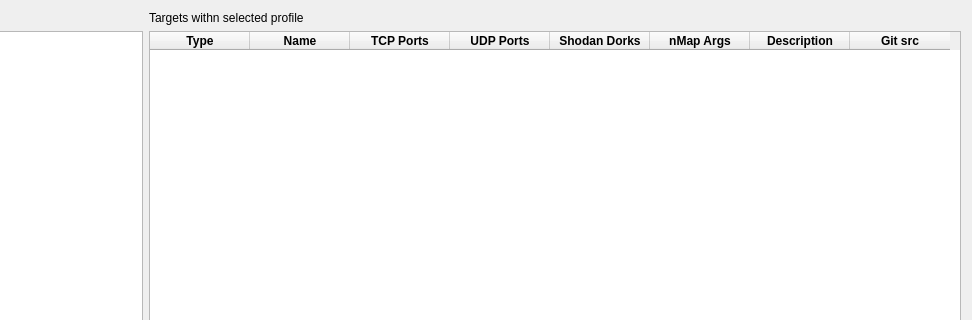
Above: ui/Network/PortsScanProfiles.ui from caffedrine/CryptoPocketKnife before the change; both pictures show x 116 to 1088 and y 0 to 320 of the 1088 by 559 pixel window. Below: the same form after it.
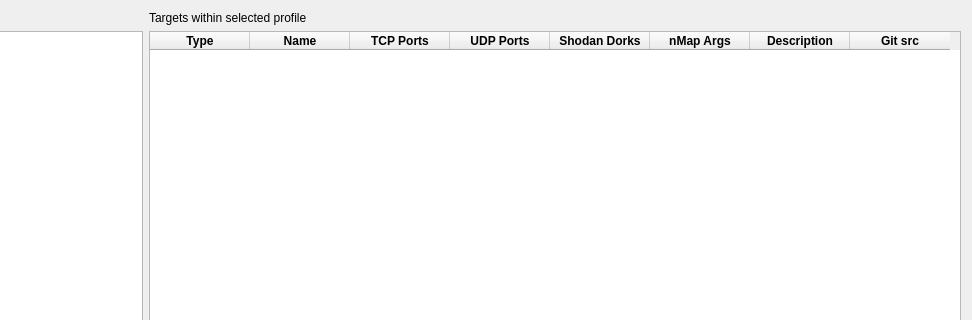
That is the form after the change. Custom widgets are drawn as their Qt base class.

Patch:
```diff
--- a/ui/Network/PortsScanProfiles.ui
+++ b/ui/Network/PortsScanProfiles.ui
@@ -24,7 +24,7 @@
    <item row="0" column="2" colspan="4">
     <widget class="QLabel" name="label_2">
      <property name="text">
-      <string>Targets withn selected profile</string>
+      <string>Targets within selected profile</string>
      </property>
     </widget>
    </item>
```
